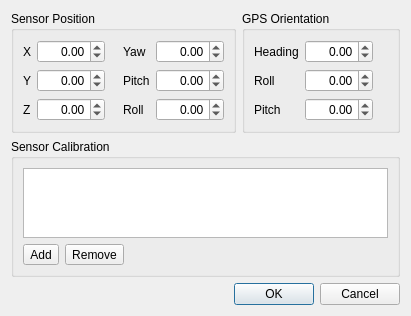
First picture: the form in VelodyneHDL/vvCalibrationDialog.ui, repository Kitware/VeloView, before the edit.
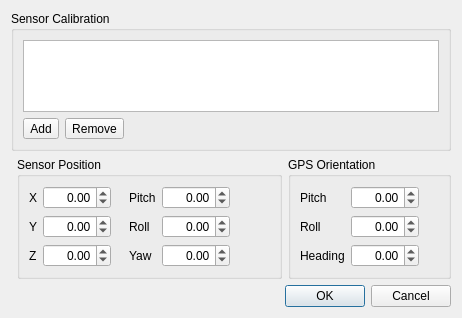
Second picture: the form after the edit. Icons and pictures are not drawn.

Commit message:
Reorder the calibration dialog to have calibration at top
This is the more common selection so it should be above sensor
transformation.

What changed in the file:
```diff
--- a/VelodyneHDL/vvCalibrationDialog.ui
+++ b/VelodyneHDL/vvCalibrationDialog.ui
@@ -6,15 +6,15 @@
    <rect>
     <x>0</x>
     <y>0</y>
-    <width>411</width>
-    <height>299</height>
+    <width>462</width>
+    <height>318</height>
    </rect>
   </property>
   <property name="windowTitle">
    <string>Sensor Configuration</string>
   </property>
-  <layout class="QGridLayout" name="gridLayout_2" columnstretch="0,1">
-   <item row="0" column="0">
+  <layout class="QGridLayout" name="gridLayout_2" columnstretch="0,1,0">
+   <item row="2" column="1">
     <widget class="QGroupBox" name="PositionGroup">
      <property name="title">
       <string>Sensor Position</string>
@@ -105,26 +105,6 @@
         <property name="fieldGrowthPolicy">
          <enum>QFormLayout::AllNonFixedFieldsGrow</enum>
         </property>
-        <item row="0" column="0">
-         <widget class="QLabel" name="YawLabel">
-          <property name="text">
-           <string>Yaw</string>
-          </property>
-         </widget>
-        </item>
-        <item row="0" column="1">
-         <widget class="QDoubleSpinBox" name="YawSpinBox">
-          <property name="alignment">
-           <set>Qt::AlignRight|Qt::AlignTrailing|Qt::AlignVCenter</set>
-          </property>
-          <property name="minimum">
-           <double>-360.000000000000000</double>
-          </property>
-          <property name="maximum">
-           <double>360.000000000000000</double>
-          </property>
-         </widget>
-        </item>
         <item row="1" column="0">
          <widget class="QLabel" name="PitchLabel">
           <property name="text">
@@ -165,6 +145,26 @@
           </property>
          </widget>
         </item>
+        <item row="3" column="0">
+         <widget class="QLabel" name="YawLabel">
+          <property name="text">
+           <string>Yaw</string>
+          </property>
+         </widget>
+        </item>
+        <item row="3" column="1">
+         <widget class="QDoubleSpinBox" name="YawSpinBox">
+          <property name="alignment">
+           <set>Qt::AlignRight|Qt::AlignTrailing|Qt::AlignVCenter</set>
+          </property>
+          <property name="minimum">
+           <double>-360.000000000000000</double>
+          </property>
+          <property name="maximum">
+           <double>360.000000000000000</double>
+          </property>
+         </widget>
+        </item>
        </layout>
       </item>
       <item>
@@ -183,45 +183,28 @@
      </layout>
     </widget>
    </item>
-   <item row="0" column="1">
+   <item row="2" column="2">
     <widget class="QGroupBox" name="groupBox">
      <property name="title">
       <string>GPS Orientation</string>
      </property>
+     <property name="flat">
+      <bool>false</bool>
+     </property>
      <layout class="QHBoxLayout" name="horizontalLayout_2">
       <item>
        <layout class="QFormLayout" name="formLayout">
         <property name="fieldGrowthPolicy">
          <enum>QFormLayout::AllNonFixedFieldsGrow</enum>
         </property>
-        <item row="0" column="0">
-         <widget class="QLabel" name="GpsYawLabel">
-          <property name="text">
-           <string>Heading</string>
-          </property>
-         </widget>
-        </item>
-        <item row="0" column="1">
-         <widget class="QDoubleSpinBox" name="GpsYawSpinBox">
-          <property name="alignment">
-           <set>Qt::AlignRight|Qt::AlignTrailing|Qt::AlignVCenter</set>
-          </property>
-          <property name="minimum">
-           <double>-360.000000000000000</double>
-          </property>
-          <property name="maximum">
-           <double>360.000000000000000</double>
-          </property>
-         </widget>
-        </item>
-        <item row="1" column="0">
+        <item row="2" column="0">
          <widget class="QLabel" name="GpsRollLabel">
           <property name="text">
            <string>Roll</string>
           </property>
          </widget>
         </item>
-        <item row="1" column="1">
+        <item row="2" column="1">
          <widget class="QDoubleSpinBox" name="GpsRollSpinBox">
           <property name="alignment">
            <set>Qt::AlignRight|Qt::AlignTrailing|Qt::AlignVCenter</set>
@@ -234,14 +217,14 @@
           </property>
          </widget>
         </item>
-        <item row="2" column="0">
+        <item row="1" column="0">
          <widget class="QLabel" name="GpsPitchLabel">
           <property name="text">
            <string>Pitch</string>
           </property>
          </widget>
         </item>
-        <item row="2" column="1">
+        <item row="1" column="1">
          <widget class="QDoubleSpinBox" name="GpsPitchSpinBox">
           <property name="alignment">
            <set>Qt::AlignRight|Qt::AlignTrailing|Qt::AlignVCenter</set>
@@ -254,6 +237,26 @@
           </property>
          </widget>
         </item>
+        <item row="3" column="0">
+         <widget class="QLabel" name="GpsYawLabel">
+          <property name="text">
+           <string>Heading</string>
+          </property>
+         </widget>
+        </item>
+        <item row="3" column="1">
+         <widget class="QDoubleSpinBox" name="GpsYawSpinBox">
+          <property name="alignment">
+           <set>Qt::AlignRight|Qt::AlignTrailing|Qt::AlignVCenter</set>
+          </property>
+          <property name="minimum">
+           <double>-360.000000000000000</double>
+          </property>
+          <property name="maximum">
+           <double>360.000000000000000</double>
+          </property>
+         </widget>
+        </item>
        </layout>
       </item>
       <item>
@@ -272,7 +275,7 @@
      </layout>
     </widget>
    </item>
-   <item row="1" column="0" colspan="2">
+   <item row="1" column="0" colspan="3">
     <widget class="QGroupBox" name="CalibrationGroup">
      <property name="title">
       <string>Sensor Calibration</string>
@@ -327,7 +330,7 @@
      </layout>
     </widget>
    </item>
-   <item row="2" column="0" colspan="2">
+   <item row="3" column="0" colspan="3">
     <widget class="QDialogButtonBox" name="ButtonBox">
      <property name="orientation">
       <enum>Qt::Horizontal</enum>
```
Left out of the diff: 36 changed lines with no effect on the pictures.
